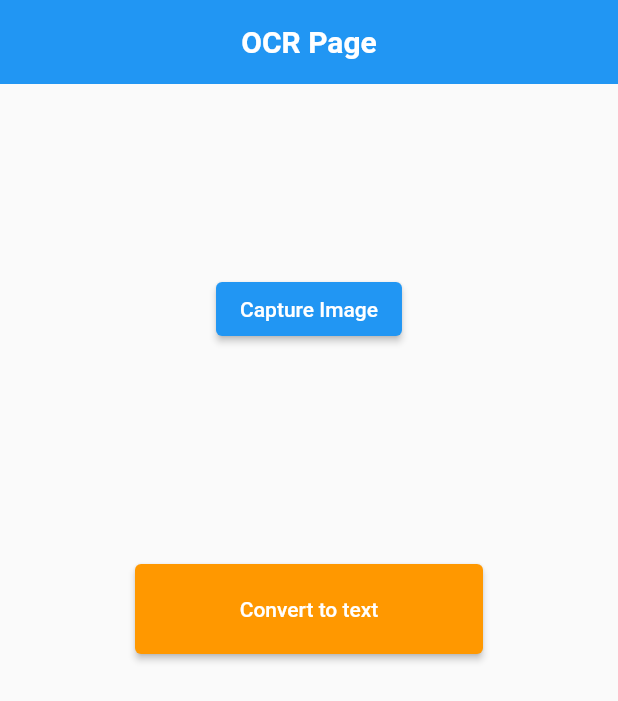
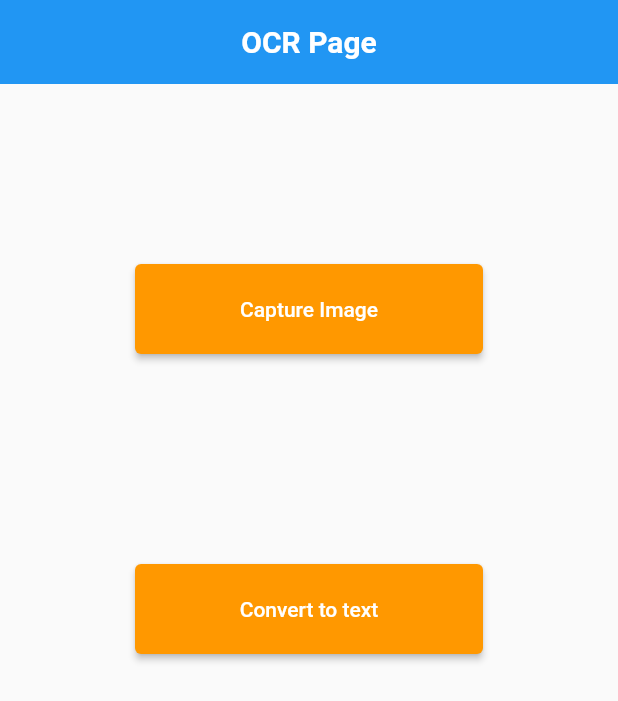
Before and after one commit to tawhidularefindcc/ocr_notification, a Flutter app: the screen it shows after launch, on a phone screen of 412 x 824 dp. Shown: the top 701 px of the screen. Run offline on Flutter 3.47's test engine with Material 2 defaults, Android fonts, the phone set to English and light mode, and no system bars; our stand-ins replace flutter_local_notifications, flutter_native_timezone, get, image_cropper, image_picker, timezone; missing offline and left inert: firebase_ml_vision; accounts and stored records are empty.

Commit message:
Completed: Scheduling

```diff
--- a/lib/home_page.dart
+++ b/lib/home_page.dart
@@ -110,12 +110,14 @@ class _HomePageState extends State<HomePage> {
                   mainAxisAlignment: MainAxisAlignment.center,
                   children: [
                     ElevatedButton(
-                      onPressed: () {
-                        captureImageWithCamera();
-                      },
-                      child: Text(
-                        "Capture Image",
-                        style: TextStyle(color: Colors.white),
+                      onPressed: captureImageWithCamera,
+                      child: Container(
+                        height: 60,
+                        width: 200,
+                        child: Center(child: Text('Capture Image')),
+                      ),
+                      style: ButtonStyle(
+                        backgroundColor: MaterialStateProperty.all(Colors.orange),
                       ),
                     ),
                   ],
--- a/pubspec.yaml
+++ b/pubspec.yaml
@@ -33,6 +33,7 @@ dependencies:
   image_picker: ^0.7.4
   flutter_local_notifications: ^5.0.0+4
   timezone: ^0.7.0
+  flutter_native_timezone: ^1.0.10
   image_cropper: ^1.4.0
   get: ^4.1.4
 
```
Also changed, not shown: lib/notification.dart (+37 -30 lines), pubspec.lock.
